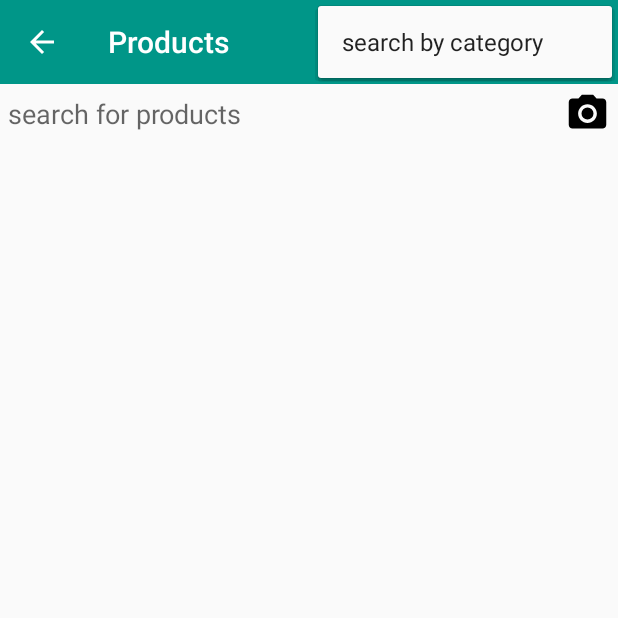
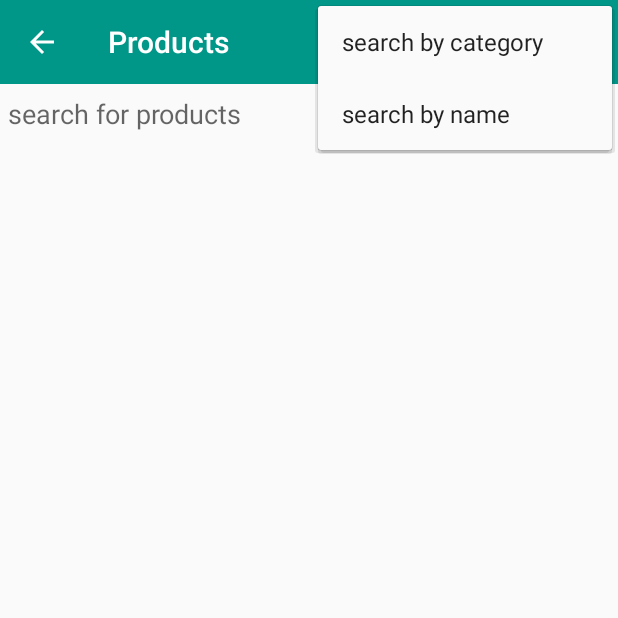
Before and after one commit to ahmdkhled/store-management-system, an Android app: the ProductsActivity screen opened directly, with no data from a screen before it, with the options menu open, on a phone screen of 412 x 824 dp, the top half of it. Run offline under Robolectric (Android 15) with nearby library versions, the phone set to English and light mode, and no system bars; our stand-ins replace ButterKnife, EventBus.

Commit message:
feat:user can search for products by name

```diff
--- a/app/src/main/res/menu/search_menu.xml
+++ b/app/src/main/res/menu/search_menu.xml
@@ -3,6 +3,12 @@
     xmlns:app="http://schemas.android.com/apk/res-auto">
 
     <item android:id="@+id/search_by_category"
-        android:title="search by category"/>
+        android:title="search by category"
+        />
+
+    <item android:id="@+id/search_by_name"
+        android:title="search by name"/>
+
+
 
 </menu>
--- a/app/src/main/res/values/styles.xml
+++ b/app/src/main/res/values/styles.xml
@@ -7,6 +7,7 @@
         <item name="colorPrimaryDark">@color/colorPrimaryDark</item>
         <item name="colorAccent">@color/colorAccent</item>
         <item name="android:windowContentOverlay">@null</item>
+        <item name="android:textColorSecondary">@android:color/white</item>
     </style>
 
     <style name="NoAction" parent="Theme.AppCompat.Light.DarkActionBar">
@@ -17,6 +18,7 @@
         <item name="windowActionBar">false</item>
         <item name="windowNoTitle">true</item>
         <item name="android:homeAsUpIndicator">@drawable/ic_arrow_back_black_24dp</item>
+        <item name="android:textColorSecondary">@android:color/white</item>
     </style>
 
 </resources>
```
Also changed, not shown: app/src/main/java/com/ahmdkhled/storemanagmentsystem/ui/ProductsActivity.java (+7 -1 lines).
